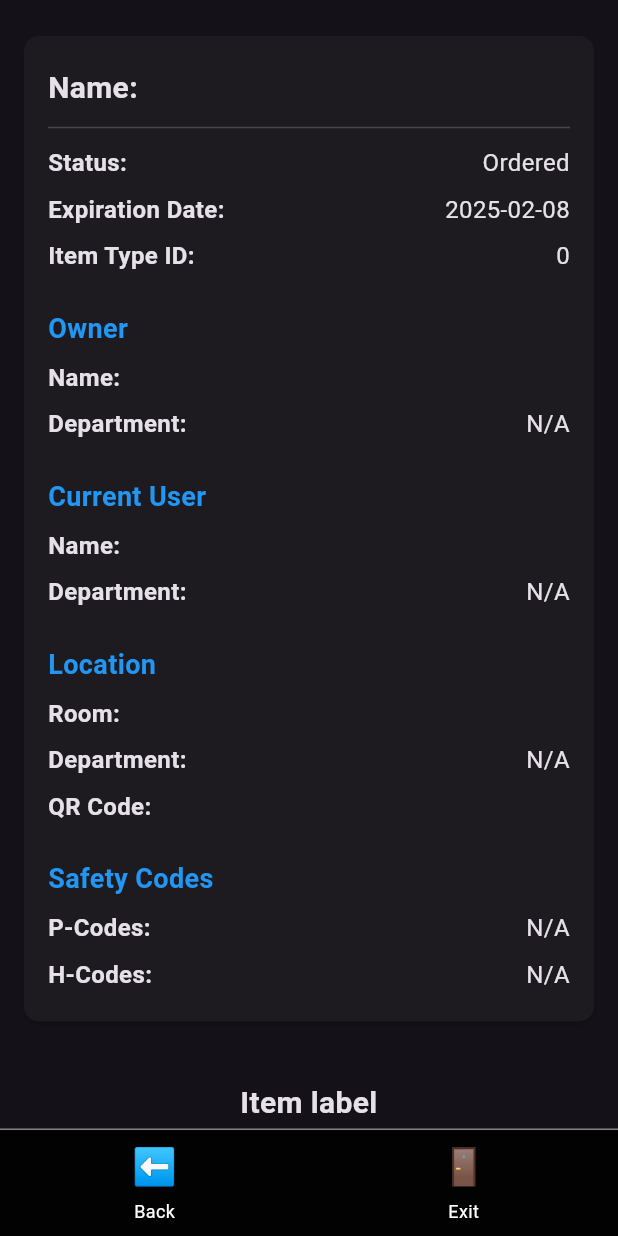
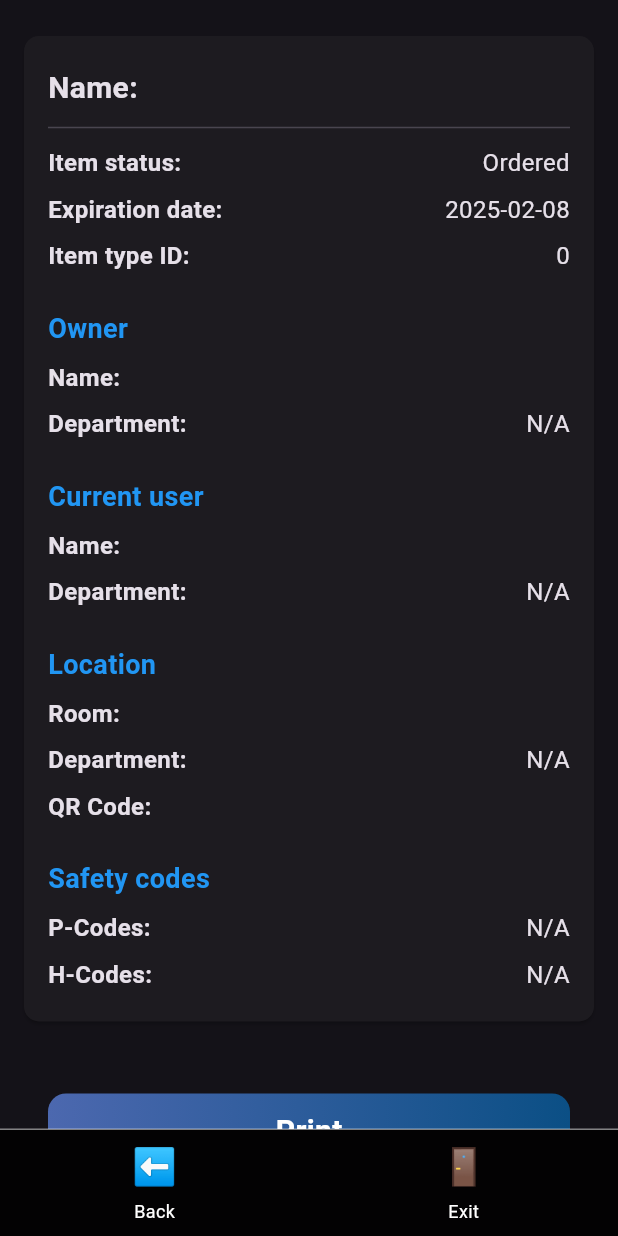
Before and after one commit to bl4szk4/cb_collector_app, a Flutter app: the ItemDetailsScreen screen opened directly with empty values, on a phone screen of 412 x 824 dp. Run offline on Flutter 3.47's test engine with Material 3 defaults, Android fonts, the phone set to English and light mode, and no system bars; our stand-ins replace image_picker, logger, qr_flutter, shared_preferences; missing offline and left inert: imin_printer, mobile_scanner; accounts and stored records are empty; statements that could not run were skipped.

Commit message:
- logging out - actions for item - translations

```diff
--- a/lib/models/item_details.dart
+++ b/lib/models/item_details.dart
@@ -12,7 +12,7 @@ class ItemDetails{
   int userId;
   User user;
   int locationId;
-  Location location;
+  Location? location;
   ItemStatus status;
   int currentUserId;
   User currentUser;
@@ -28,7 +28,7 @@ class ItemDetails{
     required this.userId,
     required this.user,
     required this.locationId,
-    required this.location,
+    this.location,
     required this.status,
     required this.currentUserId,
     required this.currentUser,
@@ -51,7 +51,9 @@ class ItemDetails{
       pCodes: dto.pCodes,
       hCodes: dto.hCodes,
       locationId: dto.locationId,
-      location: Location.fromDTO(dto.location),
+      location: dto.location != null
+        ?Location.fromDTO(dto.location!)
+        : null,
       expirationDay: dto.expirationDay,
       status: dto.status,
       itemTypeId: dto.itemTypeId,
--- a/lib/rest/rest_repozitory.dart
+++ b/lib/rest/rest_repozitory.dart
@@ -98,8 +98,12 @@ class RestRepository {
     return await restService.markLowItem(user, data);
   }
 
-  Future<ItemDetailsDTO> markEmptyItem(LoggedUser user, ReturnItemDto data) async {
+    Future<ItemDetailsDTO> markEmptyItem(LoggedUser user, ReturnItemDto data) async {
     return await restService.markEmptyItem(user, data);
+  }
+
+  Future<ItemDetailsDTO> disposeItem(LoggedUser user, ReturnItemDto data) async {
+    return await restService.disposeItem(user, data);
   }
 
   Future<BlobListDto> printLabels(LoggedUser user, ItemLabelDto data) async {
--- a/lib/rest/rest_service/dto/get_dto/items_details_dto.dart
+++ b/lib/rest/rest_service/dto/get_dto/items_details_dto.dart
@@ -16,7 +16,7 @@ class ItemDetailsDTO {
   int userId;
   UserDetailsDTO user;
   int locationId;
-  LocationDTO location;
+  LocationDTO? location;
   ItemStatus status;
   int currentUserId;
   UserDetailsDTO currentUser;
@@ -32,7 +32,7 @@ class ItemDetailsDTO {
     required this.userId,
     required this.user,
     required this.locationId,
-    required this.location,
+    this.location,
     required this.status,
     required this.currentUserId,
     required this.currentUser,
@@ -53,7 +53,9 @@ class ItemDetailsDTO {
     final currentUser = UserDetailsDTO.fromJson(json["current_user"]);
     final locationId = json["location_id"] as int;
 
-    final location = LocationDTO.fromJson(json["location"]);
+    final location = json["location"] != null
+      ?LocationDTO.fromJson(json["location"])
+      : null;
 
     final itemTypeId = json["item_type_id"] as int;
     final itemType = ItemTypeDTO.fromJson(json["item_type"]);
--- a/lib/rest/rest_service/rest_service.dart
+++ b/lib/rest/rest_service/rest_service.dart
@@ -26,6 +26,7 @@ class RestService {
   final String baseUrl;
   final Logger logger = Logger();
   final Duration timeoutDuration = const Duration(seconds: 60);
+  static const List<int> acceptableStatusCodes = [200, 201, 204];
 
   RestService({required this.baseUrl});
 
@@ -67,7 +68,7 @@ class RestService {
       logger.i('Headers: ${response.headers}');
       logger.i('Response: ${response.body}');
 
-      if (response.statusCode != 200) {
+      if (!acceptableStatusCodes.contains(response.statusCode)) {
         throw Exception("HTTP ${response.statusCode}: ${response.body}");
       }
 
--- a/lib/screens/item_action_screen.dart
+++ b/lib/screens/item_action_screen.dart
@@ -43,9 +43,6 @@ class ItemActionScreen extends StatelessWidget {
   @override
   Widget build(BuildContext context) {
     return Scaffold(
-      appBar: AppBar(
-        title: Text(AppLocalizations.of(context)!.translate('item_actions')),
-      ),
       body: SingleChildScrollView(
         padding: const EdgeInsets.all(16.0),
         child: Column(
--- a/lib/screens/item_details_screen.dart
+++ b/lib/screens/item_details_screen.dart
@@ -40,27 +40,27 @@ class _ItemDetailsScreenState extends State<ItemDetailsScreen> {
           children: [
             _buildItemDetails(widget.itemDetails),
             const SizedBox(height: 16),
-            FutureBuilder<ServiceResponse<BlobsList>>(
-              future: _labelFuture,
-              builder: (context, snapshot) {
-                if (snapshot.connectionState == ConnectionState.waiting) {
-                  return const Center(child: CircularProgressIndicator());
-                } else if (snapshot.hasError || snapshot.data == null || snapshot.data!.error != ServiceErrors.ok) {
-                  return Center(
-                    child: Text(AppLocalizations.of(context)!.translate('error_loading_label')),
-                  );
-                }
-
-                final blobs = snapshot.data!.data!.blobsList;
-                if (blobs.isEmpty) {
-                  return Center(
-                    child: Text(AppLocalizations.of(context)!.translate('no_labels_available')),
-                  );
-                }
-
-                return _buildLabelImage(blobs.first);
-              },
-            ),
+            // FutureBuilder<ServiceResponse<BlobsList>>(
+            //   future: _labelFuture,
+            //   builder: (context, snapshot) {
+            //     if (snapshot.connectionState == ConnectionState.waiting) {
+            //       return const Center(child: CircularProgressIndicator());
+            //     } else if (snapshot.hasError || snapshot.data == null || snapshot.data!.error != ServiceErrors.ok) {
+            //       return Center(
+            //         child: Text(AppLocalizations.of(context)!.translate('error_loading_label')),
+            //       );
+            //     }
+            //
+            //     final blobs = snapshot.data!.data!.blobsList;
+            //     if (blobs.isEmpty) {
+            //       return Center(
+            //         child: Text(AppLocalizations.of(context)!.translate('no_labels_available')),
+            //       );
+            //     }
+            //
+            //     return _buildLabelImage(blobs.first);
+            //   },
+            // ),
             const SizedBox(height: 16),
             HalfWidthButton(
               text: AppLocalizations.of(context)!.translate('print'),
@@ -106,31 +106,69 @@ class _ItemDetailsScreenState extends State<ItemDetailsScreen> {
         child: Column(
           crossAxisAlignment: CrossAxisAlignment.start,
           children: [
-            _buildDetailRow('Name', item.name, fontSize: 20, isBold: true),
+            _buildDetailRow(
+                AppLocalizations.of(context)!.translate('item_name'),
+                item.name, fontSize: 20, isBold: true
+            ),
             const Divider(),
-            _buildDetailRow('Status', item.status.name),
+            _buildDetailRow(
+                AppLocalizations.of(context)!.translate('item_status'),
+                item.status.name
+            ),
             if (item.expirationDay != null)
-              _buildDetailRow('Expiration Date', '${item.expirationDay!.toLocal()}'.split(' ')[0]),
-            _buildDetailRow('Item Type ID', item.itemTypeId.toString()),
+              _buildDetailRow(
+                  AppLocalizations.of(context)!.translate('expiration_date'),
+                  '${item.expirationDay!.toLocal()}'.split(' ')[0]
+              ),
+            _buildDetailRow(
+                AppLocalizations.of(context)!.translate('item_type_id'),
+                item.itemTypeId.toString()
+            ),
 
             const SizedBox(height: 12),
-            _buildSectionTitle('Owner'),
-            _buildDetailRow('Name', '${item.user.name} ${item.user.surname}'),
-            _buildDetailRow('Department', item.user.department?.name ?? 'N/A'),
+            _buildSectionTitle(AppLocalizations.of(context)!.translate('owner'),
+            ),
+            _buildDetailRow(
+                AppLocalizations.of(context)!.translate('user_name'),
+                '${item.user.name} ${item.user.surname}'
+            ),
+            _buildDetailRow(
+                AppLocalizations.of(context)!.translate('department'),
+                item.user.department?.name ?? 'N/A'
+            ),
 
             const SizedBox(height: 12),
-            _buildSectionTitle('Current User'),
-            _buildDetailRow('Name', '${item.currentUser.name} ${item.currentUser.surname}'),
-            _buildDetailRow('Department', item.currentUser.department?.name ?? 'N/A'),
+            _buildSectionTitle(
+              AppLocalizations.of(context)!.translate('current_user'),
+            ),
+            _buildDetailRow(
+                AppLocalizations.of(context)!.translate('user_name'),
+                '${item.currentUser.name} ${item.currentUser.surname}'
+            ),
+            _buildDetailRow(
+                AppLocalizations.of(context)!.translate('department'),
+                item.currentUser.department?.name ?? 'N/A'
+            ),
 
             const SizedBox(height: 12),
-            _buildSectionTitle('Location'),
-            _buildDetailRow('Room', '${item.location.room.number}'),
-            _buildDetailRow('Department', item.location.room.department?.name ?? 'N/A'),
-            _buildDetailRow('QR Code', item.location.qrCode ?? 'N/A'),
+            _buildSectionTitle(AppLocalizations.of(context)!.translate('location'),
+            ),
+            _buildDetailRow(
+                AppLocalizations.of(context)!.translate('room'),
+                item.location?.room.number ?? 'N/A'
+            ),
+            _buildDetailRow(
+                AppLocalizations.of(context)!.translate('department'),
+                item.location?.room.department?.name ?? 'N/A'
+            ),
+            _buildDetailRow(
+                AppLocalizations.of(context)!.translate('qr_code'),
+                item.location?.qrCode ?? 'N/A'
+            ),
 
             const SizedBox(height: 12),
-            _buildSectionTitle('Safety Codes'),
+            _buildSectionTitle(AppLocalizations.of(context)!.translate('safety_codes'),
+                ),
             _buildDetailRow('P-Codes', item.pCodes != null ? item.pCodes!.join(', ') : 'N/A'),
             _buildDetailRow('H-Codes', item.hCodes != null ? item.hCodes!.join(', ') : 'N/A'),
           ],
--- a/lib/screens/main_screen.dart
+++ b/lib/screens/main_screen.dart
@@ -33,6 +33,7 @@ class MainScreen extends StatelessWidget {
             FullWidthButton(
               text:  AppLocalizations.of(context)!.translate('log_out'),
               onPressed: () {
+
                 Navigator.pushNamed(context, '/log-out');
               },
             ),
--- a/lib/services/main_service.dart
+++ b/lib/services/main_service.dart
@@ -86,11 +86,9 @@ class Service{
     }
   }
 
-  Future<ServiceResponse> logout() async{
+  Future<void> logout() async{
     controller.user.isLogged = false;
     controller.user.token = null;
-
-    return ServiceResponse(data: null, error: ServiceErrors.ok);
   }
 
   Future<ServiceResponse<UsersList>> getUsersList(int? departmentId, int? facultyId) async{
@@ -326,7 +324,7 @@ class Service{
   Future<ServiceResponse<ItemDetails>> disposeItem(int itemId) async {
     try {
       ReturnItemDto params = ReturnItemDto(itemId: itemId);
-      ItemDetailsDTO responseDTO = await restRepository.markEmptyItem(
+      ItemDetailsDTO responseDTO = await restRepository.disposeItem(
           controller.user, params
       );
       return ServiceResponse(
```
Also changed, not shown: assets/languages/en.json (+14 -1 lines), assets/languages/pl.json (+14 -1 lines), lib/controllers/main_controller.dart (+17 -0 lines).
